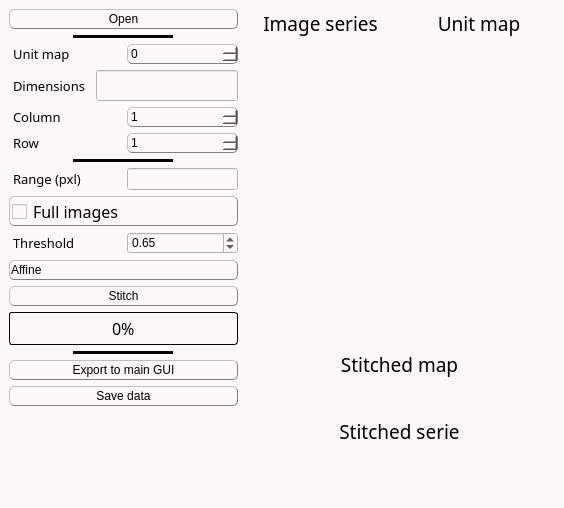
Cyril-Langlois/iniCHORD, file inichord/ThreeD_Stitching.ui: the form before one commit.
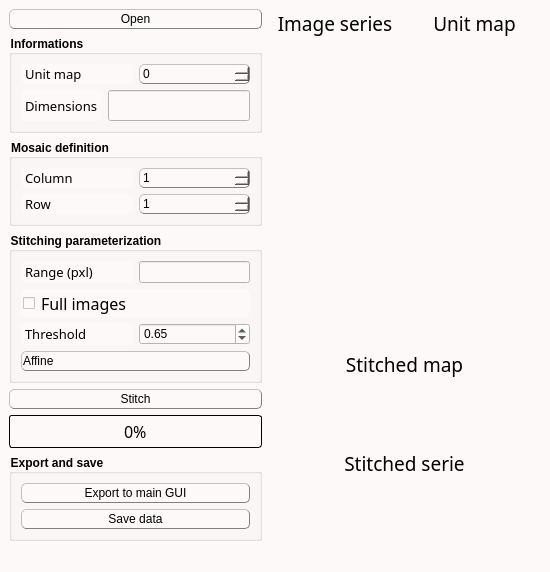
The form after the commit. Icons and pictures are not drawn. Custom widgets are drawn as their Qt base class.

Diff of the .ui file:
```diff
--- a/inichord/ThreeD_Stitching.ui
+++ b/inichord/ThreeD_Stitching.ui
@@ -6,8 +6,8 @@
    <rect>
     <x>0</x>
     <y>0</y>
-    <width>564</width>
-    <height>508</height>
+    <width>550</width>
+    <height>565</height>
    </rect>
   </property>
   <property name="windowTitle">
@@ -27,10 +27,10 @@
 QComboBox::drop-down:button, QSpinBox::drop-down:button, QSpinBox::drop-up:button {border-color: rgb(193, 167, 181)}
 
 /* Couleur des textes */
-QLabel, QPushButton, QPushButton:hover, QCheckBox, QComboBox, Line, QTextEdit, QSpinBox {color: rgb(0, 0, 0)}
+QLabel, QPushButton, QPushButton:hover, QComboBox, Line, QTextEdit, QSpinBox {color: rgb(0, 0, 0)}
 
 /* style des bordures 1 */
-QLabel, QPushButton, QPushButton:hover, QCheckBox, QComboBox, QSpinBox  {
+QLabel, QPushButton, QPushButton:hover, QComboBox, QSpinBox  {
 	border-style : outset;
 	min-width : 5em;
 }
@@ -46,7 +46,7 @@
 QPushButton, QPushButton:hover, QCheckBox, QProgressBar {font: 12pt &quot;Noto Sans Cond&quot;}
 
 /* Font 2 */
-QComboBox, QTextEdit, QSpinBox {font: 10pt &quot;Noto Sans Cond&quot;}
+QComboBox, QTextEdit, QSpinBox, QLineEdit {font: 10pt &quot;Noto Sans Cond&quot;}
 
 /* Padding 1 */
 QLabel, QComboBox, QComboBox::down-arrow, QSpinBox, QSpinBox::down-arrow, QSpinBox::up-arrow {padding : 1px;}
@@ -56,8 +56,8 @@
 
 /* Gestion taille des QCheckBoxes */
 QCheckBox::indicator:unchecked, QCheckBox::indicator:unchecked:hover, QCheckBox::indicator:checked, QCheckBox::indicator:checked:hover  {
-	width :15px;
-	height : 15px;
+	width :12px;
+	height : 12px;
 }
 
 QLabel {
@@ -156,6 +156,10 @@
     height: 30px;
     margin: -10px 0; /* handle is placed by default on the contents rect of the groove. Expand outside the groove */
     border-radius: 3px;
+}
+
+QGroupBox {
+    font-weight: bold;
 }</string>
   </property>
   <widget class="QWidget" name="centralwidget">
@@ -196,34 +200,12 @@
           </property>
          </widget>
         </item>
-        <item alignment="Qt::AlignHCenter">
-         <widget class="Line" name="line1">
-          <property name="sizePolicy">
-           <sizepolicy hsizetype="Fixed" vsizetype="Fixed">
-            <horstretch>0</horstretch>
-            <verstretch>0</verstretch>
-           </sizepolicy>
+        <item>
+         <widget class="QGroupBox" name="groupBox">
+          <property name="title">
+           <string>Informations</string>
           </property>
-          <property name="minimumSize">
-           <size>
-            <width>100</width>
-            <height>0</height>
-           </size>
-          </property>
-          <property name="frameShadow">
-           <enum>QFrame::Plain</enum>
-          </property>
-          <property name="lineWidth">
-           <number>5</number>
-          </property>
-          <property name="midLineWidth">
-           <number>5</number>
-          </property>
-          <property name="orientation">
-           <enum>Qt::Horizontal</enum>
-          </property>
-         </widget>
-        </item>
+          <layout class="QVBoxLayout" name="verticalLayout_10">
         <item>
          <layout class="QHBoxLayout" name="horizontalLayout_3">
           <item>
@@ -376,10 +358,22 @@
             <property name="alignment">
              <set>Qt::AlignCenter</set>
             </property>
+               <property name="readOnly">
+                <bool>true</bool>
+               </property>
            </widget>
           </item>
          </layout>
         </item>
+          </layout>
+         </widget>
+        </item>
+        <item>
+         <widget class="QGroupBox" name="groupBox_2">
+          <property name="title">
+           <string>Mosaic definition</string>
+          </property>
+          <layout class="QVBoxLayout" name="verticalLayout_11">
         <item>
          <layout class="QHBoxLayout" name="horizontalLayout_4">
           <item>
@@ -500,34 +494,15 @@
           </item>
          </layout>
         </item>
-        <item alignment="Qt::AlignHCenter">
-         <widget class="Line" name="line2">
-          <property name="sizePolicy">
-           <sizepolicy hsizetype="Fixed" vsizetype="Fixed">
-            <horstretch>0</horstretch>
-            <verstretch>0</verstretch>
-           </sizepolicy>
-          </property>
-          <property name="minimumSize">
-           <size>
-            <width>100</width>
-            <height>0</height>
-           </size>
-          </property>
-          <property name="frameShadow">
-           <enum>QFrame::Plain</enum>
-          </property>
-          <property name="lineWidth">
-           <number>5</number>
-          </property>
-          <property name="midLineWidth">
-           <number>5</number>
-          </property>
-          <property name="orientation">
-           <enum>Qt::Horizontal</enum>
-          </property>
+          </layout>
          </widget>
         </item>
+        <item>
+         <widget class="QGroupBox" name="groupBox_3">
+          <property name="title">
+           <string>Stitching parameterization</string>
+          </property>
+          <layout class="QVBoxLayout" name="verticalLayout_12">
         <item>
          <layout class="QHBoxLayout" name="horizontalLayout">
           <item>
@@ -601,7 +576,7 @@
           </property>
           <property name="minimumSize">
            <size>
-            <width>96</width>
+               <width>0</width>
             <height>0</height>
            </size>
           </property>
@@ -728,6 +703,9 @@
           </item>
          </widget>
         </item>
+          </layout>
+         </widget>
+        </item>
         <item>
          <widget class="QPushButton" name="ComputeClass_bttn">
           <property name="sizePolicy">
@@ -785,34 +763,14 @@
           </property>
          </widget>
         </item>
-        <item alignment="Qt::AlignHCenter">
-         <widget class="Line" name="line1_2">
-          <property name="sizePolicy">
-           <sizepolicy hsizetype="Fixed" vsizetype="Fixed">
-            <horstretch>0</horstretch>
-            <verstretch>0</verstretch>
-           </sizepolicy>
-          </property>
-          <property name="minimumSize">
-           <size>
-            <width>100</width>
-            <height>0</height>
-           </size>
-          </property>
-          <property name="frameShadow">
-           <enum>QFrame::Plain</enum>
-          </property>
-          <property name="lineWidth">
-           <number>5</number>
-          </property>
-          <property name="midLineWidth">
-           <number>5</number>
-          </property>
-          <property name="orientation">
-           <enum>Qt::Horizontal</enum>
-          </property>
-         </widget>
-        </item>
+        <item>
+         <layout class="QVBoxLayout" name="verticalLayout_2">
+          <item>
+           <widget class="QGroupBox" name="groupBox_4">
+            <property name="title">
+             <string>Export and save</string>
+            </property>
+            <layout class="QVBoxLayout" name="verticalLayout_9">
         <item>
          <widget class="QPushButton" name="Push_export">
           <property name="sizePolicy">
@@ -840,8 +798,6 @@
          </widget>
         </item>
         <item>
-         <layout class="QVBoxLayout" name="verticalLayout_2">
-          <item>
            <widget class="QPushButton" name="Save_bttn">
             <property name="sizePolicy">
              <sizepolicy hsizetype="Minimum" vsizetype="Fixed">
@@ -867,6 +823,9 @@
             </property>
            </widget>
           </item>
+            </layout>
+           </widget>
+          </item>
           <item>
            <spacer name="verticalSpacer">
             <property name="orientation">
```
Left out of the diff: 17 changed lines with no effect on the pictures. Lines whose indentation alone changed are shown as unchanged.
